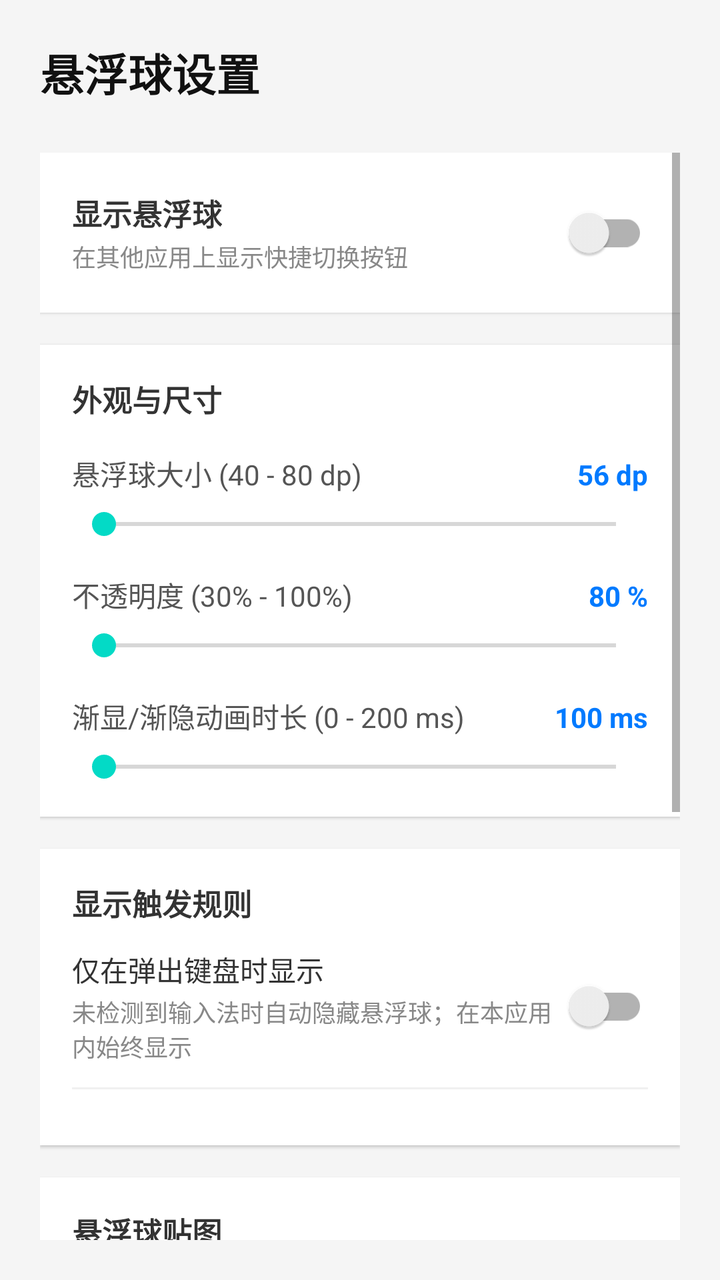
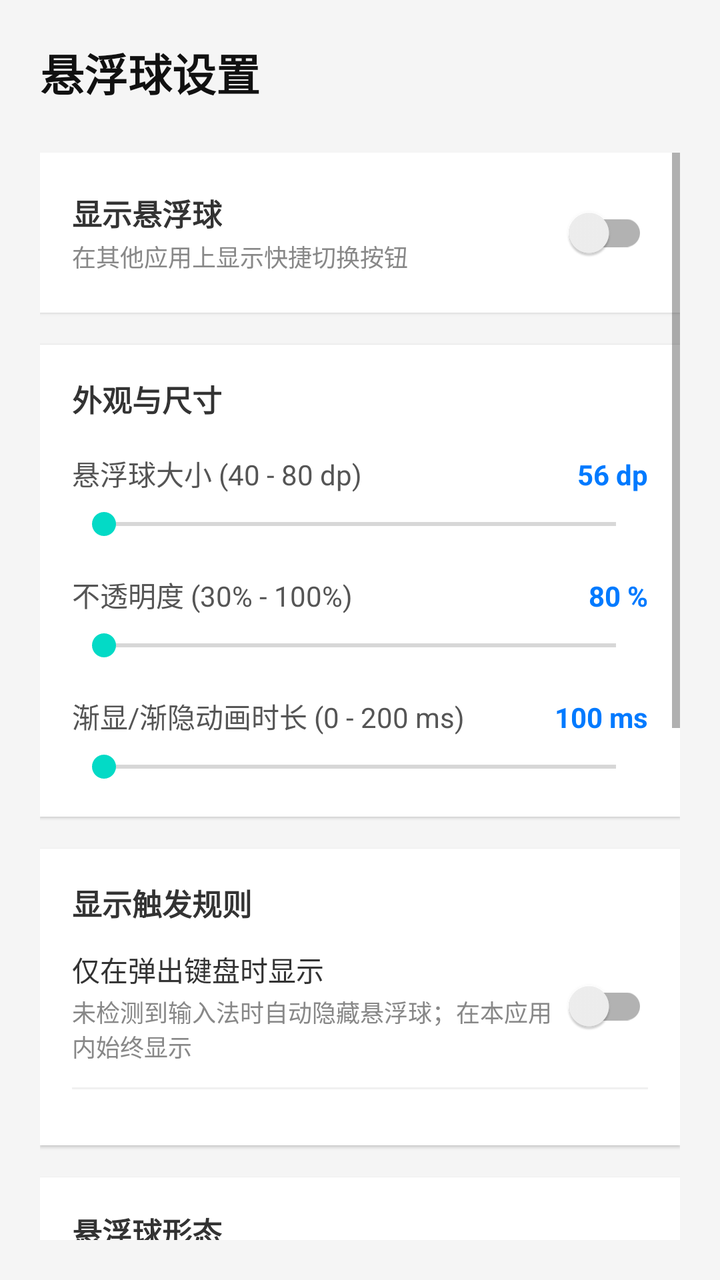

Two renders of the same Android screen: before a commit and after it. Below are the layout's source before the change and the commit's diff.
<!-- AndroidManifest.xml: application theme Theme.Test -->
<!-- res/layout/activity_settings_floating.xml -->
<?xml version="1.0" encoding="utf-8"?>
<LinearLayout xmlns:android="http://schemas.android.com/apk/res/android"
    android:layout_width="match_parent"
    android:layout_height="match_parent"
    android:orientation="vertical"
    android:padding="20dp"
    android:background="#F5F5F5">

    <TextView
        android:layout_width="wrap_content"
        android:layout_height="wrap_content"
        android:text="悬浮球设置"
        android:textSize="22sp"
        android:textStyle="bold"
        android:textColor="#111111"
        android:layout_marginBottom="24dp" />

    <ScrollView
        android:layout_width="match_parent"
        android:layout_height="match_parent"
        android:fillViewport="true">

        <LinearLayout
            android:layout_width="match_parent"
            android:layout_height="wrap_content"
            android:orientation="vertical">

            
            <LinearLayout
                android:layout_width="match_parent"
                android:layout_height="wrap_content"
                android:orientation="horizontal"
                android:gravity="center_vertical"
                android:background="#FFFFFF"
                android:padding="16dp"
                android:elevation="1dp"
                android:layout_marginBottom="16dp">

                <LinearLayout
                    android:layout_width="0dp"
                    android:layout_height="wrap_content"
                    android:layout_weight="1"
                    android:orientation="vertical">

                    <TextView
                        android:layout_width="wrap_content"
                        android:layout_height="wrap_content"
                        android:text="显示悬浮球"
                        android:textSize="15sp"
                        android:textStyle="bold"
                        android:textColor="#333333" />

                    <TextView
                        android:layout_width="wrap_content"
                        android:layout_height="wrap_content"
                        android:text="在其他应用上显示快捷切换按钮"
                        android:textSize="12sp"
                        android:textColor="#888888"
                        android:layout_marginTop="2dp" />
                </LinearLayout>

                <androidx.appcompat.widget.SwitchCompat
                    android:id="@+id/swBallMasterSwitch"
                    android:layout_width="wrap_content"
                    android:layout_height="wrap_content" />
            </LinearLayout>

            
            <LinearLayout
                android:layout_width="match_parent"
                android:layout_height="wrap_content"
                android:orientation="vertical"
                android:background="#FFFFFF"
                android:padding="16dp"
                android:elevation="1dp"
                android:layout_marginBottom="16dp">

                <TextView
                    android:layout_width="wrap_content"
                    android:layout_height="wrap_content"
                    android:text="外观与尺寸"
                    android:textSize="15sp"
                    android:textStyle="bold"
                    android:textColor="#333333" />

                
                <LinearLayout
                    android:layout_width="match_parent"
                    android:layout_height="wrap_content"
                    android:orientation="horizontal"
                    android:layout_marginTop="16dp">

                    <TextView
                        android:layout_width="0dp"
                        android:layout_height="wrap_content"
                        android:layout_weight="1"
                        android:text="悬浮球大小 (40 - 80 dp)"
                        android:textSize="14sp"
                        android:textColor="#555555" />

                    <TextView
                        android:id="@+id/tvSizeValue"
                        android:layout_width="wrap_content"
                        android:layout_height="wrap_content"
                        android:text="56 dp"
                        android:textSize="14sp"
                        android:textStyle="bold"
                        android:textColor="#007AFF" />
                </LinearLayout>

                <SeekBar
                    android:id="@+id/sbBallSize"
                    android:layout_width="match_parent"
                    android:layout_height="wrap_content"
                    android:max="40"
                    android:layout_marginTop="6dp" />

                
                <LinearLayout
                    android:layout_width="match_parent"
                    android:layout_height="wrap_content"
                    android:orientation="horizontal"
                    android:layout_marginTop="16dp">

                    <TextView
                        android:layout_width="0dp"
                        android:layout_height="wrap_content"
                        android:layout_weight="1"
                        android:text="不透明度 (30% - 100%)"
                        android:textSize="14sp"
                        android:textColor="#555555" />

                    <TextView
                        android:id="@+id/tvAlphaValue"
                        android:layout_width="wrap_content"
                        android:layout_height="wrap_content"
                        android:text="80 %"
                        android:textSize="14sp"
                        android:textStyle="bold"
                        android:textColor="#007AFF" />
                </LinearLayout>

                <SeekBar
                    android:id="@+id/sbBallAlpha"
                    android:layout_width="match_parent"
                    android:layout_height="wrap_content"
                    android:max="70"
                    android:layout_marginTop="6dp" />

                
                <LinearLayout
                    android:layout_width="match_parent"
                    android:layout_height="wrap_content"
                    android:orientation="horizontal"
                    android:layout_marginTop="16dp">

                    <TextView
                        android:layout_width="0dp"
                        android:layout_height="wrap_content"
                        android:layout_weight="1"
                        android:text="渐显/渐隐动画时长 (0 - 200 ms)"
                        android:textSize="14sp"
                        android:textColor="#555555" />

                    <TextView
                        android:id="@+id/tvAnimDurationValue"
                        android:layout_width="wrap_content"
                        android:layout_height="wrap_content"
                        android:text="100 ms"
                        android:textSize="14sp"
                        android:textStyle="bold"
                        android:textColor="#007AFF" />
                </LinearLayout>

                <SeekBar
                    android:id="@+id/sbBallAnimDuration"
                    android:layout_width="match_parent"
                    android:layout_height="wrap_content"
                    android:max="10"
                    android:layout_marginTop="6dp" />
            </LinearLayout>

            
            <LinearLayout
                android:layout_width="match_parent"
                android:layout_height="wrap_content"
                android:orientation="vertical"
                android:background="#FFFFFF"
                android:padding="16dp"
                android:elevation="1dp"
                android:layout_marginBottom="16dp">

                <TextView
                    android:layout_width="wrap_content"
                    android:layout_height="wrap_content"
                    android:text="显示触发规则"
                    android:textSize="15sp"
                    android:textStyle="bold"
                    android:textColor="#333333" />

                
                <LinearLayout
                    android:layout_width="match_parent"
                    android:layout_height="wrap_content"
                    android:orientation="horizontal"
                    android:gravity="center_vertical"
                    android:layout_marginTop="12dp">

                    <LinearLayout
                        android:layout_width="0dp"
                        android:layout_height="wrap_content"
                        android:layout_weight="1"
                        android:orientation="vertical">

                        <TextView
                            android:layout_width="wrap_content"
                            android:layout_height="wrap_content"
                            android:text="仅在弹出键盘时显示"
                            android:textSize="14sp"
                            android:textColor="#333333" />

                        <TextView
                            android:layout_width="wrap_content"
                            android:layout_height="wrap_content"
                            android:text="未检测到输入法时自动隐藏悬浮球；在本应用内始终显示"
                            android:textSize="12sp"
                            android:textColor="#888888"
                            android:layout_marginTop="2dp" />
                    </LinearLayout>

                    <androidx.appcompat.widget.SwitchCompat
                        android:id="@+id/swShowOnlyWithIme"
                        android:layout_width="wrap_content"
                        android:layout_height="wrap_content" />
                </LinearLayout>

                <TextView
                    android:id="@+id/tvA11yWarning"
                    android:layout_width="wrap_content"
                    android:layout_height="wrap_content"
                    android:text="⚠️ 需要开启无障碍服务才能检测键盘弹出"
                    android:textSize="12sp"
                    android:textColor="#E65100"
                    android:layout_marginTop="4dp"
                    android:visibility="gone" />

                <View
                    android:layout_width="match_parent"
                    android:layout_height="1dp"
                    android:background="#F0F0F0"
                    android:layout_marginVertical="12dp" />

            </LinearLayout>

            
            <LinearLayout
                android:layout_width="match_parent"
                android:layout_height="wrap_content"
                android:orientation="vertical"
                android:background="#FFFFFF"
                android:padding="16dp"
                android:elevation="1dp"
                android:layout_marginBottom="16dp">

                <TextView
                    android:layout_width="wrap_content"
                    android:layout_height="wrap_content"
                    android:text="悬浮球贴图"
                    android:textSize="15sp"
                    android:textStyle="bold"
                    android:textColor="#333333" />

                <TextView
                    android:id="@+id/tvCustomImageStatus"
                    android:layout_width="wrap_content"
                    android:layout_height="wrap_content"
                    android:text="当前外观: 默认纯色球"
                    android:textSize="13sp"
                    android:textColor="#666666"
                    android:layout_marginTop="4dp"
                    android:layout_marginBottom="12dp" />

                <LinearLayout
                    android:layout_width="match_parent"
                    android:layout_height="wrap_content"
                    android:orientation="horizontal">

                    <Button
                        android:id="@+id/btnSelectBallImage"
                        android:layout_width="0dp"
                        android:layout_height="wrap_content"
                        android:layout_weight="1"
                        android:text="从资源库选图" />

                    <Button
                        android:id="@+id/btnResetBallImage"
                        android:layout_width="0dp"
                        android:layout_height="wrap_content"
                        android:layout_weight="1"
                        android:layout_marginStart="12dp"
                        android:text="恢复默认纯色" />
                </LinearLayout>
            </LinearLayout>

            
            <LinearLayout
                android:layout_width="match_parent"
                android:layout_height="wrap_content"
                android:orientation="vertical"
                android:background="#FFFFFF"
                android:padding="16dp"
                android:elevation="1dp"
                android:layout_marginBottom="24dp">

                <TextView
                    android:layout_width="wrap_content"
                    android:layout_height="wrap_content"
                    android:text="实时示意预览"
                    android:textSize="13sp"
                    android:textColor="#888888"
                    android:layout_marginBottom="16dp" />

                <FrameLayout
                    android:layout_width="match_parent"
                    android:layout_height="140dp"
                    android:background="#F0F0F0">

                    <FrameLayout
                        android:id="@+id/flPreviewContainer"
                        android:layout_width="56dp"
                        android:layout_height="56dp"
                        android:layout_gravity="center"
                        android:background="@drawable/bg_floating_ball">

                        <ImageView
                            android:id="@+id/ivPreviewSkin"
                            android:layout_width="match_parent"
                            android:layout_height="match_parent"
                            android:scaleType="fitXY"
                            android:visibility="gone" />
                    </FrameLayout>
                </FrameLayout>
            </LinearLayout>

        </LinearLayout>
    </ScrollView>

</LinearLayout>
<!-- resources referenced by this layout -->
<resources>
  <!-- drawable bg_floating_ball (drawable) -->
  <?xml version="1.0" encoding="utf-8"?>
  <layer-list xmlns:android="http://schemas.android.com/apk/res/android">
      
      <item>
          <shape android:shape="oval">
              <solid android:color="#22000000" />
          </shape>
      </item>
      
      <item
          android:bottom="1dp"
          android:left="1dp"
          android:right="1dp"
          android:top="1dp">
          <shape android:shape="oval">
              <solid android:color="#EAEAEA" />
              <stroke
                  android:width="1dp"
                  android:color="#44000000" />
          </shape>
      </item>
  </layer-list>
  <style name="Theme.Test" parent="Theme.MaterialComponents.DayNight.NoActionBar">
          <item name="colorPrimary">#2196F3</item>
          <item name="colorPrimaryVariant">#1976D2</item>
          <item name="colorOnPrimary">#FFFFFF</item>
          <item name="colorSecondary">#03DAC6</item>
          <item name="colorSecondaryVariant">#018786</item>
          <item name="colorOnSecondary">#000000</item>
          <item name="android:statusBarColor">?attr/colorPrimaryVariant</item>
      </style>
</resources>

<!-- the commit's change to res/layout/activity_settings_floating.xml (unified diff, before → after) -->
@@ -265,6 +265,71 @@
                 <TextView
                     android:layout_width="wrap_content"
                     android:layout_height="wrap_content"
+                    android:text="悬浮球形态"
+                    android:textSize="15sp"
+                    android:textStyle="bold"
+                    android:textColor="#333333" />
+
+                <RadioGroup
+                    android:id="@+id/rgBallShape"
+                    android:layout_width="match_parent"
+                    android:layout_height="wrap_content"
+                    android:orientation="horizontal"
+                    android:layout_marginTop="12dp">
+
+                    <RadioButton
+                        android:id="@+id/rbShapeCircle"
+                        android:layout_width="0dp"
+                        android:layout_height="wrap_content"
+                        android:layout_weight="1"
+                        android:text="圆形"
+                        android:textSize="14sp"
+                        android:textColor="#333333" />
+
+                    <RadioButton
+                        android:id="@+id/rbShapeRoundedRect"
+                        android:layout_width="0dp"
+                        android:layout_height="wrap_content"
+                        android:layout_weight="1"
+                        android:text="圆角方形"
+                        android:textSize="14sp"
+                        android:textColor="#333333" />
+
+                    <RadioButton
+                        android:id="@+id/rbShapeBorderless"
+                        android:layout_width="0dp"
+                        android:layout_height="wrap_content"
+                        android:layout_weight="1"
+                        android:text="无边框"
+                        android:textSize="14sp"
+                        android:textColor="#333333" />
+                </RadioGroup>
+
+                <TextView
+                    android:id="@+id/tvBorderlessHint"
+                    android:layout_width="match_parent"
+                    android:layout_height="wrap_content"
+                    android:text="💡 提示：请选用透明底、裁切紧密的正方形画布图片。透明区域不会误触发悬浮球，但受系统限制无法点击穿透到底层应用。请勿使用完全空的图片。"
+                    android:textSize="12sp"
+                    android:textColor="#007AFF"
+                    android:lineSpacingExtra="2dp"
+                    android:layout_marginTop="8dp"
+                    android:visibility="gone" />
+            </LinearLayout>
+
+            
+            <LinearLayout
+                android:layout_width="match_parent"
+                android:layout_height="wrap_content"
+                android:orientation="vertical"
+                android:background="#FFFFFF"
+                android:padding="16dp"
+                android:elevation="1dp"
+                android:layout_marginBottom="16dp">
+
+                <TextView
+                    android:layout_width="wrap_content"
+                    android:layout_height="wrap_content"
                     android:text="悬浮球贴图"
                     android:textSize="15sp"
                     android:textStyle="bold"
@@ -321,6 +386,7 @@
                     android:layout_marginBottom="16dp" />
 
                 <FrameLayout
+                    android:id="@+id/flPreviewBackground"
                     android:layout_width="match_parent"
                     android:layout_height="140dp"
                     android:background="#F0F0F0">
@@ -332,11 +398,17 @@
                         android:layout_gravity="center"
                         android:background="@drawable/bg_floating_ball">
 
-                        <ImageView
+                        <com.google.android.material.imageview.ShapeableImageView
                             android:id="@+id/ivPreviewSkin"
                             android:layout_width="match_parent"
                             android:layout_height="match_parent"
-                            android:scaleType="fitXY"
+                            android:visibility="gone" />
+
+                        
+                        <ImageView
+                            android:id="@+id/ivHitRegionOverlay"
+                            android:layout_width="match_parent"
+                            android:layout_height="match_parent"
                             android:visibility="gone" />
                     </FrameLayout>
                 </FrameLayout>
